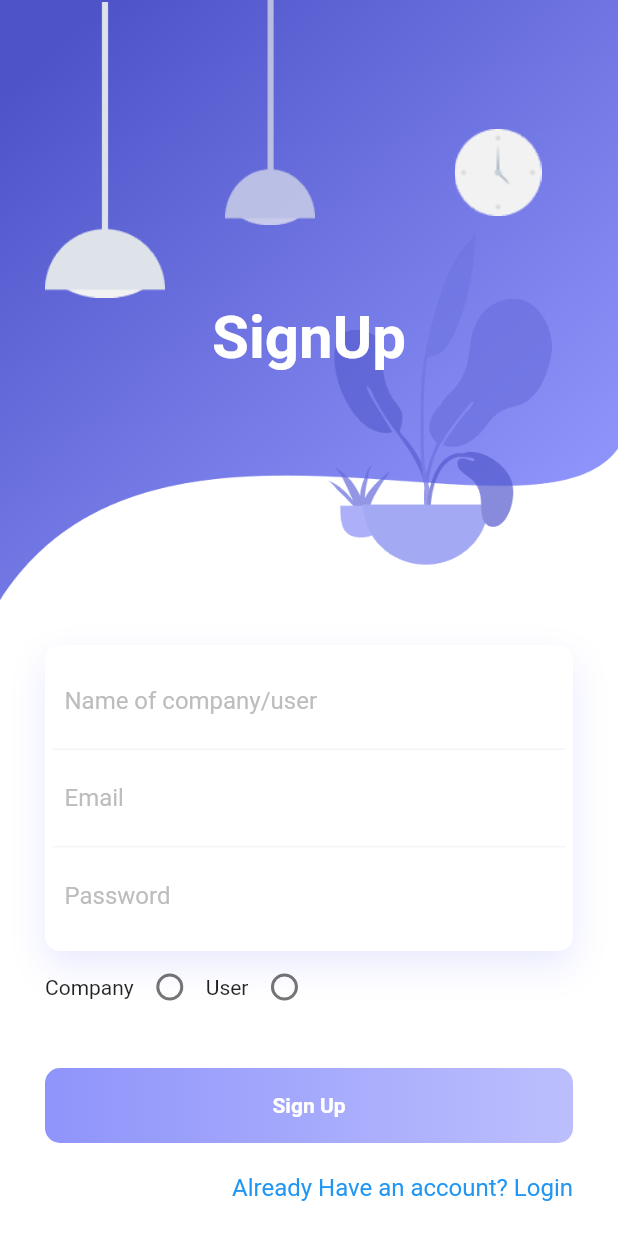
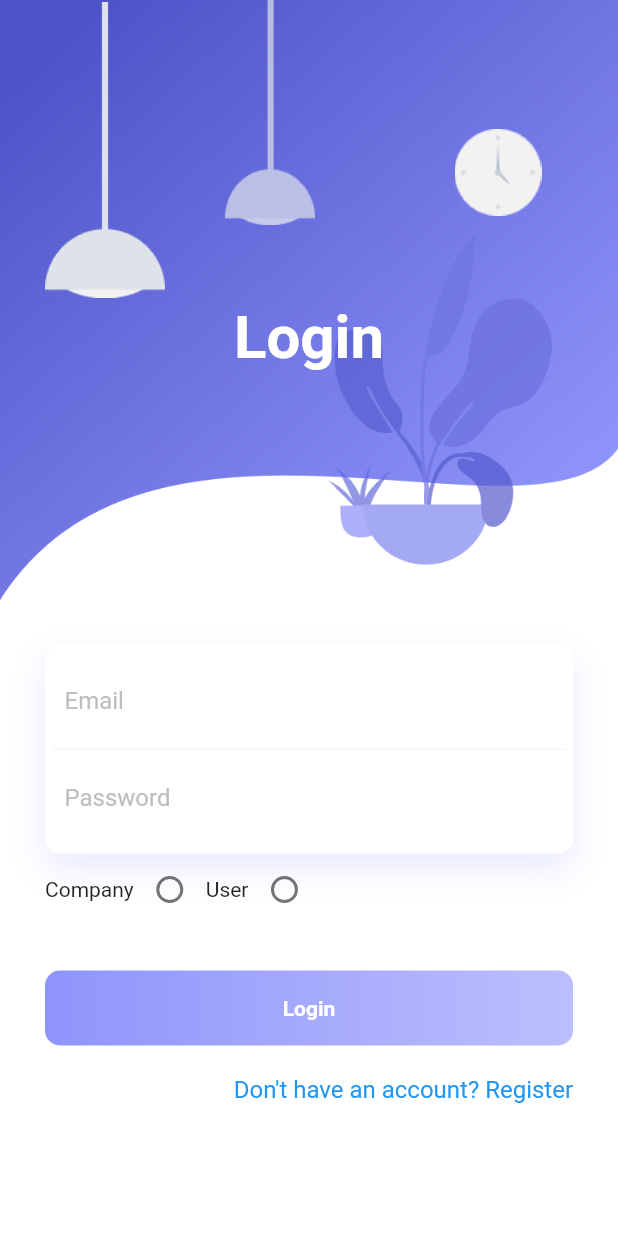
Before and after one commit to pal-16/Form-Data-Extractor-App, a Flutter app: the screen it shows after launch, on a phone screen of 412 x 824 dp. Run offline on Flutter 3.47's test engine with Material 2 defaults, Android fonts, the light colour scheme and no system bars; our stand-ins replace dio, image_picker, simple_animations, speech_to_text; accounts and stored records are empty; Roboto replaces fonts that are missing (Aleo).

Commit message:
fixed authorization error

```diff
--- a/lib/main.dart
+++ b/lib/main.dart
@@ -44,7 +44,7 @@ class _TernaAppState extends State<TernaApp> {
         Companyv.routeName: (ctx) => Companyv(),
         VoiceHome.routeName: (ctx) => VoiceHome(),
       },
-      home: Signup(),
+      home: Login(),
     );
   }
 }
--- a/lib/screens/login.dart
+++ b/lib/screens/login.dart
@@ -77,7 +77,7 @@ class _LoginState extends State<Login> {
       final jsonData = json.decode(response.body);
       User.email = jsonData['email'];
       print(User.email);
-      if (User.email != "") {
+      if (jsonData['logged'] == 1) {
         Navigator.of(context).pushReplacementNamed(Home.routeName);
       } else {
         Navigator.of(context).pushReplacementNamed(Login.routeName);
```
